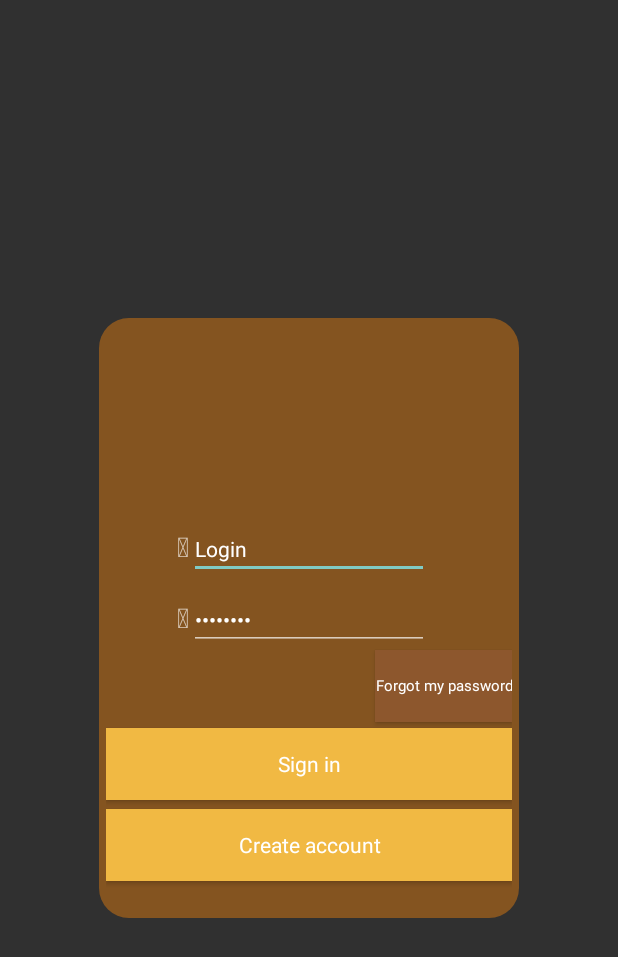
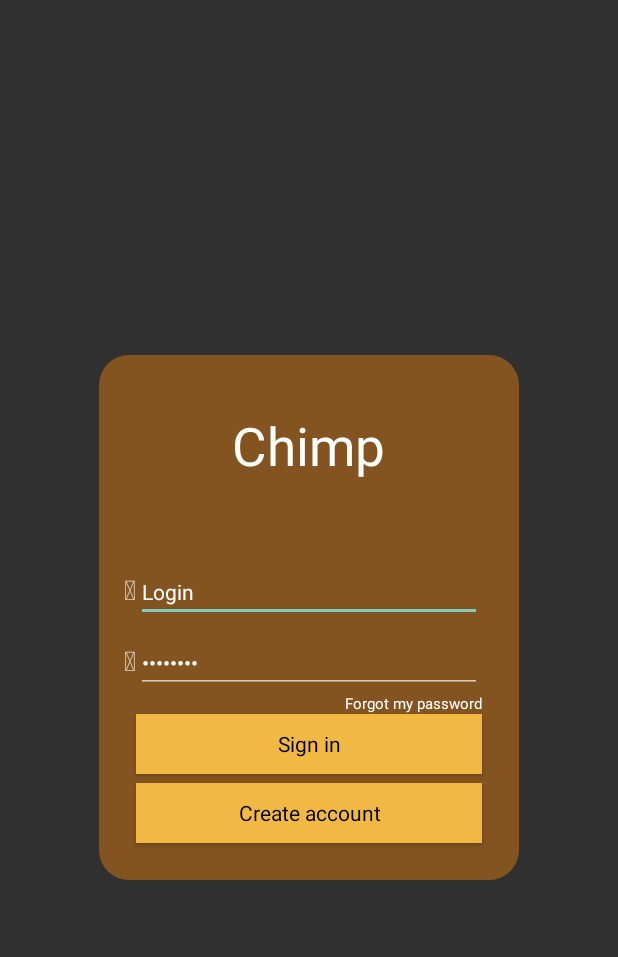
Before and after one commit to MauernChu/P8_Group3, an Android app: the screen it shows after launch (MainActivity), on a phone screen of 412 x 824 dp. Shown: the top 957 px of the screen. Run offline under Robolectric (Android 15) with nearby library versions, the light colour scheme and no system bars; 1 statement that could not run was skipped.

Commit message:
login update

```diff
--- a/Source/P8_Group3/app/src/main/res/layout/activity_main.xml
+++ b/Source/P8_Group3/app/src/main/res/layout/activity_main.xml
@@ -16,7 +16,7 @@
 
         android:id="@+id/LoginBrownBG"
         android:layout_width="280dp"
-        android:layout_height="400dp"
+        android:layout_height="350dp"
         android:background="@drawable/shape"
         android:layout_centerVertical="true"
         android:layout_centerHorizontal="true">
@@ -28,9 +28,23 @@ COMMENT SPACE
 
 
 
+
  -->
 
-
+        <TextView
+            android:id="@+id/loginTitle"
+            android:layout_width="wrap_content"
+            android:layout_height="wrap_content"
+            android:background="@color/same"
+            android:text="Chimp"
+            android:textSize="35sp"
+            android:textAllCaps="false"
+            android:visibility="visible"
+            android:textColor="@color/white"
+            android:textAlignment="center"
+            android:layout_alignParentTop="true"
+            android:layout_centerHorizontal="true"
+            android:layout_marginTop="32dp" />
 
         <TextView
             android:layout_width="wrap_content"
@@ -55,28 +69,27 @@ COMMENT SPACE
             android:layout_width="wrap_content"
             android:layout_height="wrap_content"
             android:layout_above="@+id/Password"
-            android:layout_alignStart="@+id/Password"
             android:layout_marginBottom="7dp"
             android:ems="10"
             android:inputType="textPersonName"
             android:text="Login"
+            android:layout_alignEnd="@id/SignIn"
+            android:layout_alignStart="@id/SignIn"
             android:textColor="@color/white"
             android:textSize="14sp" />
 
-        <Button
+        <TextView
             android:id="@+id/ForgotPassword"
             android:layout_width="wrap_content"
             android:layout_height="wrap_content"
-            android:textAlignment="textEnd"
-            android:background="@color/brown"
+            android:background="@color/same"
             android:text="Forgot my password"
             android:textSize="10sp"
             android:textAllCaps="false"
             android:visibility="visible"
             android:textColor="@color/white"
             android:layout_above="@+id/SignIn"
-            android:layout_alignParentEnd="true"
-            android:layout_marginBottom="4dp" />
+            android:layout_alignEnd="@+id/SignIn" />
 
 
         <EditText
@@ -88,35 +101,40 @@ COMMENT SPACE
             android:textSize="14sp"
             android:text="Password"
             android:textColor="@color/white"
+            android:layout_alignEnd="@id/SignIn"
+            android:layout_alignStart="@id/SignIn"
             android:layout_above="@+id/ForgotPassword"
             android:layout_centerHorizontal="true" />
 
         <Button
             android:id="@+id/SignIn"
             android:layout_width="match_parent"
-            android:layout_height="wrap_content"
+            android:layout_height="40dp"
             android:background="@color/mustard"
             android:text="Sign in"
             android:textAllCaps="false"
             android:layout_above="@+id/CreateAccount"
+            android:textColor="@color/black"
             android:layout_alignParentStart="true"
-            android:layout_marginBottom="6dp"/>
+            android:layout_marginBottom="6dp"
+            android:layout_marginLeft="20dp"
+            android:layout_marginRight="20dp"/>
 
         <Button
             android:id="@+id/CreateAccount"
             android:layout_width="match_parent"
-            android:layout_height="wrap_content"
+            android:layout_height="40dp"
             android:background="@color/mustard"
             android:text="Create account"
+            android:textColor="@color/black"
             android:textAllCaps="false"
             android:layout_alignParentBottom="true"
             android:layout_alignParentStart="true"
-            android:layout_marginBottom="20dp" />
+            android:layout_marginBottom="20dp"
+            android:layout_marginLeft="20dp"
+            android:layout_marginRight="20dp"/>
 
-
-        android:background="@color/brown"
-        android:layout_centerVertical="true"
-        android:layout_centerHorizontal="true" />
+ />
 
 
     </RelativeLayout>
--- a/Source/P8_Group3/app/src/main/res/values/colors.xml
+++ b/Source/P8_Group3/app/src/main/res/values/colors.xml
@@ -6,4 +6,6 @@
     <color name="brown">#8D572D</color>
     <color name="redBrown">#BD5C19</color>
     <color name="white">#FFFFFFFF</color>
+    <color name="same">#845420</color>   <!--  same color as background, dont delete!  -->
+    <color name="black">#000</color>
 </resources>
```
